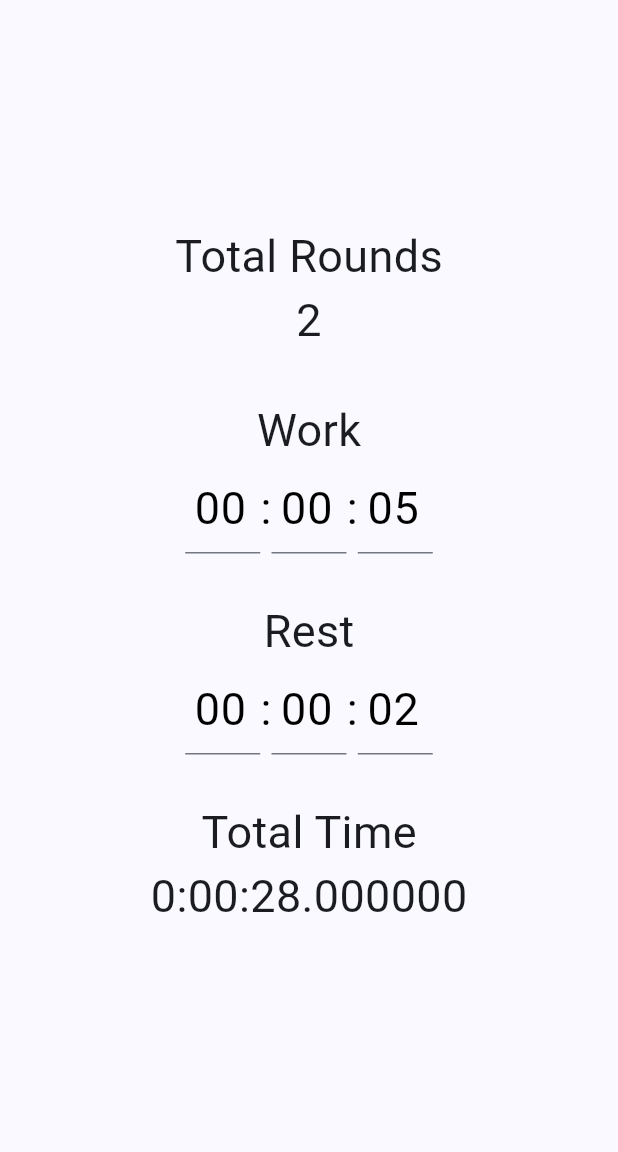
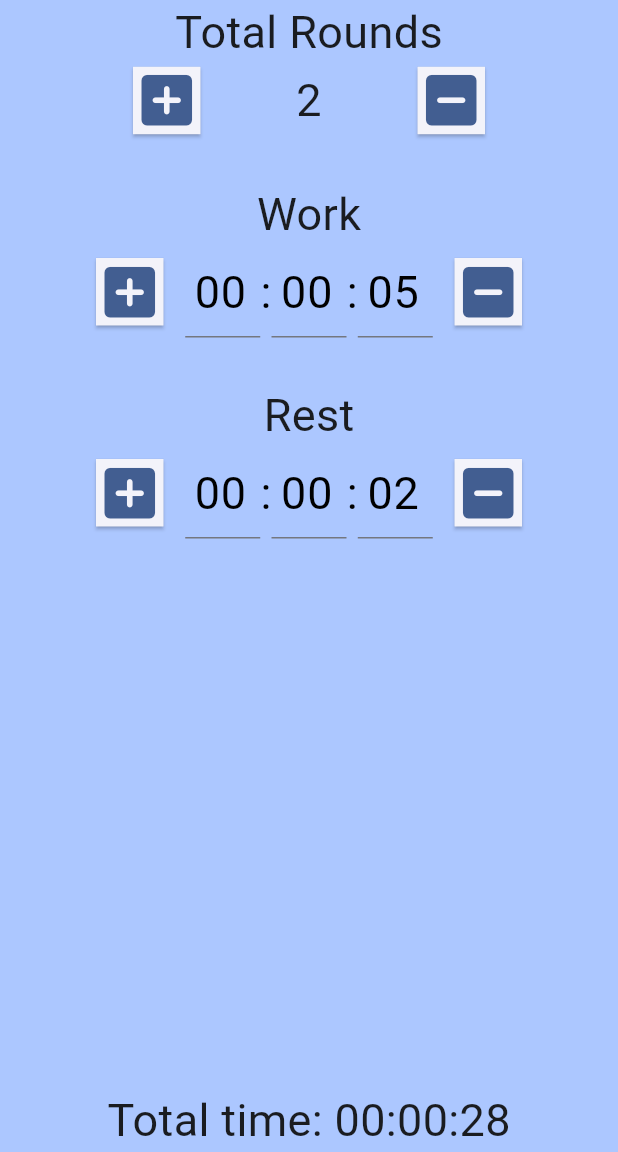
Before and after one commit to kcmurray1/fitness_app, a Flutter app: the screen it shows after launch, after a tap on the "settings" icon, on a phone screen of 412 x 824 dp, the part 84-1236 px from its top. Run offline on Flutter 3.47's test engine with Material 3 defaults, Android fonts, the phone set to English and light mode, and no system bars.

Commit message:
added increment buttons to timer_simple_settings.dart

```diff
--- a/lib/main.dart
+++ b/lib/main.dart
@@ -77,8 +77,8 @@ class _MyHomePageState extends State<MyHomePage> {
         return Scaffold(
         appBar: AppBar(
           systemOverlayStyle: SystemUiOverlayStyle(
-            systemNavigationBarColor: Theme.of(context).colorScheme.primary
-            // statusBarColor:
+            systemNavigationBarColor: Theme.of(context).colorScheme.primary,
+            statusBarColor: Theme.of(context).colorScheme.primary
           ),
           backgroundColor: Theme.of(context).primaryColor,
           title: Text(
--- a/lib/models/round.dart
+++ b/lib/models/round.dart
@@ -89,7 +89,7 @@ class Round extends ChangeNotifier {
   /// Start the PhaseTimer at the current [_phaseTimerIndex]
   void start()
   {
-    if(this.isRunning)
+    if(isRunning)
     {
       return;
     }
--- a/lib/pages/timer_page/widgets/round_card.dart
+++ b/lib/pages/timer_page/widgets/round_card.dart
@@ -17,7 +17,7 @@ class RoundCard extends StatefulWidget {
     });
 
   @override
-  _RoundCard createState() => _RoundCard();
+  State<RoundCard> createState() => _RoundCard();
 }
 
 class _RoundCard extends State<RoundCard> {
--- a/lib/pages/timer_page/widgets/time_display.dart
+++ b/lib/pages/timer_page/widgets/time_display.dart
@@ -1,28 +1,30 @@
 import 'package:flutter/material.dart';
 
 // Editable display of time following the format '00:00:00'
-class TimeDisplay extends StatefulWidget
+class TimeDisplayField extends StatefulWidget
 {
   final Duration time;
   final String label;
   final Color labelColor;
   final Color timeColor;
+  final bool hideBorder;
   final Function(Duration newDuration) onTimeChanged;
 
-  TimeDisplay({
+  TimeDisplayField({
     super.key,
     required this.time,
     this.label = "",
     this.labelColor = Colors.white,
     this.timeColor = Colors.white,
+    this.hideBorder = false,
     required this.onTimeChanged,
   });
 
  @override
-  _TimeDisplayState createState() => _TimeDisplayState();
+  State<TimeDisplayField> createState() => _TimeDisplayFieldState();
 }
 
-class _TimeDisplayState extends State<TimeDisplay> {
+class _TimeDisplayFieldState extends State<TimeDisplayField> {
   late TextEditingController _hoursController;
   late TextEditingController _minutesController;
   late TextEditingController _secondsController;
@@ -145,3 +147,12 @@ class _TimeDisplayState extends State<TimeDisplay> {
     );
   }
 }
+
+/// Convert Duration into 00:00:00 format
+String timeDisplay(Duration time)
+{
+  String h = time.inHours.remainder(60).toString().padLeft(2, '0');
+  String m = time.inMinutes.remainder(60).toString().padLeft(2, '0');
+  String s = time.inSeconds.remainder(60).toString().padLeft(2, '0');
+  return "$h:$m:$s";
+}
--- a/lib/pages/timer_settings_page/widgets/timer_simple_settings.dart
+++ b/lib/pages/timer_settings_page/widgets/timer_simple_settings.dart
@@ -15,51 +15,122 @@ class _TimerSimpleSettingState extends State<TimerSimpleSettings>
   double _fontSize = 30;
   double _paddingBetweenItems = 15.0;
 
-  Widget buildDisplay(IntervalTimer interval_timer)
+  Widget buildDisplay(IntervalTimer intervalTimer)
   {
-    return Container(
-      child: Column(
-        mainAxisAlignment: MainAxisAlignment.center,
+    return Column(
         children: [
            Text("Total Rounds",
             style: TextStyle(fontSize: _fontSize)),
-          Text("${interval_timer.rounds.length}",
-          style: TextStyle(fontSize: _fontSize)),
+            toggleRow(
+              onRemove: (){
+                setState(() {
+                  intervalTimer.removeLastRound();
+                });
+              },
+              onAdd: (){
+                setState(() {
+                  intervalTimer.addRound();
+                });
+              },
+              child: Text("${intervalTimer.rounds.length}",
+                style: TextStyle(fontSize: _fontSize)
+              ),
+            ),
             Padding(padding: EdgeInsets.all(_paddingBetweenItems)),
+            Expanded(child: ListView(
+              children: [
                 Column(
                   children: [
                     Text(
                     "Work",
                     style: TextStyle(fontSize: _fontSize)
                   ),
-                TimeDisplay(
-                  time: interval_timer.rounds[0].phaseTimers[0].getWorkTime(),
+                  toggleRow(
+                    child: TimeDisplayField(
+                      time: intervalTimer.rounds[0].phaseTimers[0].getWorkTime(),
                       timeColor: Colors.black,
                       onTimeChanged:( (time) {
-                    setState((){interval_timer.setAllRoundsWorkTime(time);});
+                        setState((){intervalTimer.setAllRoundsWorkTime(time);});
                       })
+                    ),
+                    onAdd: (){
+                      print("add");
+                    },
+                    onRemove: (){
+                      print("remove");
+                    }
                   ),
                   Padding(padding: EdgeInsets.all(_paddingBetweenItems)),
                   Text(
                     "Rest",
                     style: TextStyle(fontSize: _fontSize)
                   ),
-                TimeDisplay(
-                  time: interval_timer.rounds[0].phaseTimers[0].getRestTime(),
+                  toggleRow(
+                      onRemove: (){
+                        print("minus 1 to rest");
+                      },
+                      onAdd: (){
+                        print("plus 1 to rest");
+                      },
+                      child: TimeDisplayField(
+                          time: intervalTimer.rounds[0].phaseTimers[0].getRestTime(),
                           timeColor: Colors.black,
                           onTimeChanged:( (time) {
-                    setState((){interval_timer.setAllRoundsWorkTime(time);});
+                            setState((){intervalTimer.setAllRoundsWorkTime(time);});
                           })
+                      ),
+                    ),
+                  ],
+                ),
+              ],
             )
-              ]
           ),
-
           Padding(padding: EdgeInsets.all(_paddingBetweenItems)),
-          Text("Total Time",
-          style: TextStyle(fontSize: _fontSize)),
-          Text("${interval_timer.getTotalTime()}",
+          Text("Total time: ${timeDisplay(intervalTimer.getTotalTime())}",
           style: TextStyle(fontSize: _fontSize))
 
+          ],
+      );
+  }
+
+  /// Creates [Widget] with [ElevatedButton] on each side of the required child widget
+  SizedBox toggleRow({
+    double buttonSize = 45,
+    double iconSize = 45,
+    required Function onRemove,
+    required Function onAdd,
+    required Widget child,
+  }) {
+    return SizedBox(
+          width: 300,
+          child: Row(
+            mainAxisAlignment: MainAxisAlignment.spaceAround,
+            children: [
+              ElevatedButton(onPressed: (){
+                  onAdd();
+              },
+              style: ElevatedButton.styleFrom(
+                padding: EdgeInsets.zero,
+                shape: RoundedRectangleBorder(),
+                minimumSize: Size(buttonSize, buttonSize)
+              ),
+              child: Icon(Icons.add_box_rounded,
+                size: iconSize
+              )),
+              child,
+              ElevatedButton(
+                onPressed: () {
+                  onRemove();
+                },
+                style: ElevatedButton.styleFrom(
+                  padding: EdgeInsets.zero,
+                  shape: RoundedRectangleBorder(),
+                  minimumSize: Size(buttonSize, buttonSize),
+                ),
+                child: Icon(
+                  Icons.indeterminate_check_box_rounded,
+                  size: iconSize,
+                ))
              ],
           ),
         );
@@ -70,7 +141,8 @@ class _TimerSimpleSettingState extends State<TimerSimpleSettings>
   {
     IntervalTimer intervalTimer = context.watch<IntervalTimer>();
 
-    return Center(
+    return Container(
+      color: Theme.of(context).colorScheme.inversePrimary,
       child: buildDisplay(intervalTimer)
     );
   }
```
Also changed, not shown: lib/models/interval_timer.dart (+8 -0 lines), lib/pages/timer_page/widgets/phase_card.dart (+4 -4 lines), lib/pages/timer_settings_page/widgets/timer_advanced_settings.dart (+2 -10 lines), 1 other file. Lines whose indentation alone changed are shown as unchanged.
